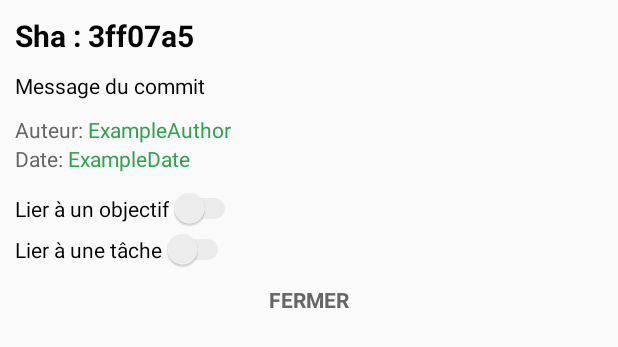
After one commit to MartDel/CodeManager, an Android app: the layout commit_popup.xml on its own in the app's theme, with its tools: preview values and no code run, on a phone screen of 412 x 824 dp. The commit adds this screen. Shown: the top 347 px of the screen. Run offline under Robolectric (Android 15) with nearby library versions, the phone set to English and light mode, and no system bars.

Commit message:
CodeManagerMobile : Add commit popup #2 (lost files...)

```diff
--- a/CodeManagerMobile/app/src/main/java/fr/martdel/codemanagermobile/LoadingActivity.java
+++ b/CodeManagerMobile/app/src/main/java/fr/martdel/codemanagermobile/LoadingActivity.java
@@ -49,7 +49,7 @@ public class LoadingActivity extends AppCompatActivity {
         loadingText.setAlpha(0);
 
         // Check connection
-        final boolean connected = false;
+        final boolean connected = true;
 
         AlphaAnimation animationLayout = new AlphaAnimation(0f, 1f);
         animationLayout.setDuration(2000);
--- a/CodeManagerMobile/app/src/main/java/fr/martdel/codemanagermobile/adapters/CommitAdapter.java
+++ b/CodeManagerMobile/app/src/main/java/fr/martdel/codemanagermobile/adapters/CommitAdapter.java
@@ -1,7 +1,6 @@
 package fr.martdel.codemanagermobile.adapters;
 
 import android.app.Activity;
-import android.content.Context;
 import android.view.LayoutInflater;
 import android.view.View;
 import android.view.ViewGroup;
--- /dev/null
+++ b/CodeManagerMobile/app/src/main/java/fr/martdel/codemanagermobile/popups/CommitPopup.java
@@ -0,0 +1,73 @@
+package fr.martdel.codemanagermobile.popups;
+
+import android.app.Dialog;
+import android.content.Context;
+import android.widget.Switch;
+import android.widget.TextView;
+
+import androidx.annotation.NonNull;
+
+import fr.martdel.codemanagermobile.R;
+
+public class CommitPopup extends Dialog {
+
+    private String sha, message, author, date;
+    private TextView shaView, messageView, authorView, dateView;
+    private Switch objectiveBtn, taskBtn;
+    private TextView closeBtn;
+
+    public CommitPopup(@NonNull Context context) {
+        super(context, R.style.Theme_AppCompat_DayNight_Dialog);
+        setContentView(R.layout.commit_popup);
+
+        this.sha = context.getResources().getString(R.string.commit_sha_default);
+        this.message = context.getResources().getString(R.string.commit_msg_default);
+        this.author = context.getResources().getString(R.string.commit_author_default);
+        this.date = context.getResources().getString(R.string.commit_date_default);
+
+        this.shaView = findViewById(R.id.sha);
+        this.messageView = findViewById(R.id.message);
+        this.authorView = findViewById(R.id.author);
+        this.dateView = findViewById(R.id.date);
+
+        this.objectiveBtn = findViewById(R.id.objective_btn);
+        this.taskBtn = findViewById(R.id.task_btn);
+        this.closeBtn = findViewById(R.id.close_btn);
+    }
+
+    public void build(){
+        show();
+        shaView.setText(sha);
+        messageView.setText(message);
+        authorView.setText(author);
+        dateView.setText(date);
+    }
+
+    public void setSha(String sha) {
+        this.sha = sha;
+    }
+
+    public void setMessage(String message) {
+        this.message = message;
+    }
+
+    public void setAuthor(String author) {
+        this.author = author;
+    }
+
+    public void setDate(String date) {
+        this.date = date;
+    }
+
+    public Switch getObjectiveBtn() {
+        return objectiveBtn;
+    }
+
+    public Switch getTaskBtn() {
+        return taskBtn;
+    }
+
+    public TextView getCloseBtn() {
+        return closeBtn;
+    }
+}
--- /dev/null
+++ b/CodeManagerMobile/app/src/main/res/layout/commit_popup.xml
@@ -0,0 +1,109 @@
+<?xml version="1.0" encoding="utf-8"?>
+<androidx.constraintlayout.widget.ConstraintLayout
+    xmlns:android="http://schemas.android.com/apk/res/android"
+    xmlns:app="http://schemas.android.com/apk/res-auto"
+    android:layout_width="match_parent"
+    android:layout_height="match_parent"
+    android:padding="10dp">
+
+    <TextView
+        android:id="@+id/sha_view"
+        android:layout_width="wrap_content"
+        android:layout_height="wrap_content"
+        android:text="Sha : "
+        android:textColor="@color/black"
+        android:textStyle="bold"
+        android:textSize="20dp"
+        app:layout_constraintStart_toStartOf="parent"
+        app:layout_constraintTop_toTopOf="parent" />
+
+    <TextView
+        android:id="@+id/sha"
+        android:layout_width="wrap_content"
+        android:layout_height="wrap_content"
+        android:text="@string/commit_sha_default"
+        android:textColor="@color/black"
+        android:textStyle="bold"
+        android:textSize="20dp"
+        app:layout_constraintStart_toEndOf="@+id/sha_view"
+        app:layout_constraintTop_toTopOf="parent" />
+
+    <TextView
+        android:id="@+id/message"
+        android:layout_width="wrap_content"
+        android:layout_height="wrap_content"
+        android:text="@string/commit_msg_default"
+        android:layout_marginTop="10dp"
+        android:textColor="@color/black"
+        app:layout_constraintStart_toStartOf="parent"
+        app:layout_constraintTop_toBottomOf="@+id/sha_view" />
+
+    <TextView
+        android:id="@+id/author_view"
+        android:layout_width="wrap_content"
+        android:layout_height="wrap_content"
+        android:text="Auteur: "
+        android:layout_marginTop="10dp"
+        android:textColor="@color/grey"
+        app:layout_constraintStart_toStartOf="parent"
+        app:layout_constraintTop_toBottomOf="@+id/message" />
+
+    <TextView
+        android:id="@+id/author"
+        android:layout_width="wrap_content"
+        android:layout_height="wrap_content"
+        android:text="@string/commit_author_default"
+        android:layout_marginTop="10dp"
+        android:textColor="@color/githubSecondary"
+        app:layout_constraintStart_toEndOf="@+id/author_view"
+        app:layout_constraintTop_toBottomOf="@+id/message" />
+
+    <TextView
+        android:id="@+id/date_view"
+        android:layout_width="wrap_content"
+        android:layout_height="wrap_content"
+        android:text="Date: "
+        android:textColor="@color/grey"
+        app:layout_constraintStart_toStartOf="parent"
+        app:layout_constraintTop_toBottomOf="@+id/author_view" />
+
+    <TextView
+        android:id="@+id/date"
+        android:layout_width="wrap_content"
+        android:layout_height="wrap_content"
+        android:text="@string/commit_date_default"
+        android:textColor="@color/githubSecondary"
+        app:layout_constraintStart_toEndOf="@+id/date_view"
+        app:layout_constraintTop_toBottomOf="@+id/author" />
+
+    <Switch
+        android:id="@+id/objective_btn"
+        android:layout_width="wrap_content"
+        android:layout_height="wrap_content"
+        android:text="Lier à un objectif"
+        android:layout_marginTop="10dp"
+        android:theme="@style/RedSwitch"
+        app:layout_constraintStart_toStartOf="parent"
+        app:layout_constraintTop_toBottomOf="@+id/date_view" />
+
+    <Switch
+        android:id="@+id/task_btn"
+        android:layout_width="wrap_content"
+        android:layout_height="wrap_content"
+        android:text="Lier à une tâche"
+        android:theme="@style/BlueSwitch"
+        app:layout_constraintStart_toStartOf="parent"
+        app:layout_constraintTop_toBottomOf="@+id/objective_btn" />
+
+    <TextView
+        android:id="@+id/close_btn"
+        android:layout_width="wrap_content"
+        android:layout_height="wrap_content"
+        android:text="FERMER"
+        android:textColor="@color/grey"
+        android:textStyle="bold"
+        android:layout_marginTop="10dp"
+        app:layout_constraintEnd_toEndOf="parent"
+        app:layout_constraintStart_toStartOf="parent"
+        app:layout_constraintTop_toBottomOf="@+id/task_btn" />
+</androidx.constraintlayout.widget.ConstraintLayout>
```
